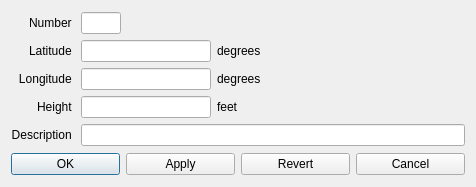
Qt form ground/src/plugins/opmap/opmap_edit_waypoint_dialog.ui (openpilot/OpenPilot) before a commit.
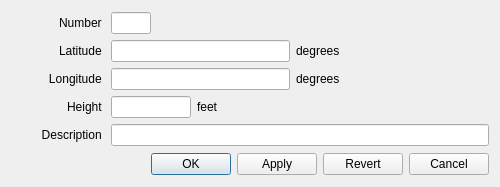
The same form after that commit. Icons and pictures are not drawn.

Patch:
```diff
--- a/ground/src/plugins/opmap/opmap_edit_waypoint_dialog.ui
+++ b/ground/src/plugins/opmap/opmap_edit_waypoint_dialog.ui
@@ -9,7 +9,7 @@
    <rect>
     <x>0</x>
     <y>0</y>
-    <width>476</width>
+    <width>500</width>
     <height>187</height>
    </rect>
   </property>
@@ -19,6 +19,18 @@
     <verstretch>0</verstretch>
    </sizepolicy>
   </property>
+  <property name="minimumSize">
+   <size>
+    <width>500</width>
+    <height>187</height>
+   </size>
+  </property>
+  <property name="maximumSize">
+   <size>
+    <width>500</width>
+    <height>187</height>
+   </size>
+  </property>
   <property name="windowTitle">
    <string>OpenPilot GCS Edit Waypoint</string>
   </property>
@@ -32,21 +44,14 @@
   <layout class="QVBoxLayout" name="verticalLayout">
    <item>
     <layout class="QGridLayout" name="gridLayout">
-     <item row="4" column="0">
-      <widget class="QLabel" name="label_8">
-       <property name="text">
-        <string>Description </string>
-       </property>
-       <property name="alignment">
-        <set>Qt::AlignRight|Qt::AlignTrailing|Qt::AlignVCenter</set>
-       </property>
-      </widget>
-     </item>
-     <item row="4" column="1" colspan="5">
-      <widget class="QLineEdit" name="lineEditDescription"/>
-     </item>
      <item row="0" column="0">
       <widget class="QLabel" name="label_7">
+       <property name="sizePolicy">
+        <sizepolicy hsizetype="Minimum" vsizetype="Preferred">
+         <horstretch>0</horstretch>
+         <verstretch>0</verstretch>
+        </sizepolicy>
+       </property>
        <property name="text">
         <string>Number </string>
        </property>
@@ -55,8 +60,36 @@
        </property>
       </widget>
      </item>
+     <item row="0" column="2">
+      <widget class="QLineEdit" name="lineEditNumber">
+       <property name="sizePolicy">
+        <sizepolicy hsizetype="Fixed" vsizetype="Fixed">
+         <horstretch>0</horstretch>
+         <verstretch>0</verstretch>
+        </sizepolicy>
+       </property>
+       <property name="minimumSize">
+        <size>
+         <width>40</width>
+         <height>0</height>
+        </size>
+       </property>
+       <property name="maximumSize">
+        <size>
+         <width>40</width>
+         <height>16777215</height>
+        </size>
+       </property>
+      </widget>
+     </item>
      <item row="1" column="0">
       <widget class="QLabel" name="label">
+       <property name="sizePolicy">
+        <sizepolicy hsizetype="Minimum" vsizetype="Preferred">
+         <horstretch>0</horstretch>
+         <verstretch>0</verstretch>
+        </sizepolicy>
+       </property>
        <property name="text">
         <string>Latitude </string>
        </property>
@@ -65,8 +98,43 @@
        </property>
       </widget>
      </item>
+     <item row="1" column="2" colspan="2">
+      <widget class="QLineEdit" name="lineEditLatitude">
+       <property name="sizePolicy">
+        <sizepolicy hsizetype="Preferred" vsizetype="Fixed">
+         <horstretch>0</horstretch>
+         <verstretch>0</verstretch>
+        </sizepolicy>
+       </property>
+       <property name="minimumSize">
+        <size>
+         <width>0</width>
+         <height>0</height>
+        </size>
+       </property>
+       <property name="maximumSize">
+        <size>
+         <width>16777215</width>
+         <height>16777215</height>
+        </size>
+       </property>
+      </widget>
+     </item>
+     <item row="1" column="4">
+      <widget class="QLabel" name="label_4">
+       <property name="text">
+        <string>degrees</string>
+       </property>
+      </widget>
+     </item>
      <item row="2" column="0">
       <widget class="QLabel" name="label_2">
+       <property name="sizePolicy">
+        <sizepolicy hsizetype="Minimum" vsizetype="Preferred">
+         <horstretch>0</horstretch>
+         <verstretch>0</verstretch>
+        </sizepolicy>
+       </property>
        <property name="text">
         <string>Longitude </string>
        </property>
@@ -75,8 +143,43 @@
        </property>
       </widget>
      </item>
+     <item row="2" column="2" colspan="2">
+      <widget class="QLineEdit" name="lineEditLongitude">
+       <property name="sizePolicy">
+        <sizepolicy hsizetype="Preferred" vsizetype="Fixed">
+         <horstretch>0</horstretch>
+         <verstretch>0</verstretch>
+        </sizepolicy>
+       </property>
+       <property name="minimumSize">
+        <size>
+         <width>0</width>
+         <height>0</height>
+        </size>
+       </property>
+       <property name="maximumSize">
+        <size>
+         <width>16777215</width>
+         <height>16777215</height>
+        </size>
+       </property>
+      </widget>
+     </item>
+     <item row="2" column="4">
+      <widget class="QLabel" name="label_5">
+       <property name="text">
+        <string>degrees</string>
+       </property>
+      </widget>
+     </item>
      <item row="3" column="0">
       <widget class="QLabel" name="label_3">
+       <property name="sizePolicy">
+        <sizepolicy hsizetype="Minimum" vsizetype="Preferred">
+         <horstretch>0</horstretch>
+         <verstretch>0</verstretch>
+        </sizepolicy>
+       </property>
        <property name="text">
         <string>Height </string>
        </property>
@@ -85,119 +188,71 @@
        </property>
       </widget>
      </item>
-     <item row="0" column="1">
-      <widget class="QLineEdit" name="lineEditNumber">
-       <property name="sizePolicy">
-        <sizepolicy hsizetype="Fixed" vsizetype="Fixed">
-         <horstretch>0</horstretch>
-         <verstretch>0</verstretch>
-        </sizepolicy>
-       </property>
-       <property name="minimumSize">
-        <size>
-         <width>40</width>
-         <height>0</height>
-        </size>
-       </property>
-       <property name="maximumSize">
-        <size>
-         <width>40</width>
-         <height>16777215</height>
-        </size>
-       </property>
-      </widget>
-     </item>
-     <item row="1" column="1">
-      <widget class="QLineEdit" name="lineEditLatitude">
-       <property name="sizePolicy">
-        <sizepolicy hsizetype="Fixed" vsizetype="Fixed">
-         <horstretch>0</horstretch>
-         <verstretch>0</verstretch>
-        </sizepolicy>
-       </property>
-       <property name="minimumSize">
-        <size>
-         <width>130</width>
-         <height>0</height>
-        </size>
-       </property>
-       <property name="maximumSize">
-        <size>
-         <width>130</width>
-         <height>16777215</height>
-        </size>
-       </property>
-      </widget>
-     </item>
-     <item row="2" column="1">
-      <widget class="QLineEdit" name="lineEditLongitude">
-       <property name="sizePolicy">
-        <sizepolicy hsizetype="Fixed" vsizetype="Fixed">
-         <horstretch>0</horstretch>
-         <verstretch>0</verstretch>
-        </sizepolicy>
-       </property>
-       <property name="minimumSize">
-        <size>
-         <width>130</width>
-         <height>0</height>
-        </size>
-       </property>
-       <property name="maximumSize">
-        <size>
-         <width>130</width>
-         <height>16777215</height>
-        </size>
-       </property>
-      </widget>
-     </item>
-     <item row="3" column="1">
-      <widget class="QLineEdit" name="lineEditHeight">
-       <property name="sizePolicy">
-        <sizepolicy hsizetype="Fixed" vsizetype="Fixed">
-         <horstretch>0</horstretch>
-         <verstretch>0</verstretch>
-        </sizepolicy>
-       </property>
-       <property name="minimumSize">
-        <size>
-         <width>130</width>
-         <height>0</height>
-        </size>
-       </property>
-       <property name="maximumSize">
-        <size>
-         <width>130</width>
-         <height>16777215</height>
-        </size>
-       </property>
-      </widget>
-     </item>
-     <item row="1" column="2">
-      <widget class="QLabel" name="label_4">
-       <property name="text">
-        <string>degrees</string>
-       </property>
-      </widget>
-     </item>
-     <item row="2" column="2">
-      <widget class="QLabel" name="label_5">
-       <property name="text">
-        <string>degrees</string>
-       </property>
-      </widget>
-     </item>
      <item row="3" column="2">
+      <widget class="QLineEdit" name="lineEditHeight">
+       <property name="sizePolicy">
+        <sizepolicy hsizetype="Fixed" vsizetype="Fixed">
+         <horstretch>0</horstretch>
+         <verstretch>0</verstretch>
+        </sizepolicy>
+       </property>
+       <property name="minimumSize">
+        <size>
+         <width>80</width>
+         <height>0</height>
+        </size>
+       </property>
+       <property name="maximumSize">
+        <size>
+         <width>80</width>
+         <height>16777215</height>
+        </size>
+       </property>
+      </widget>
+     </item>
+     <item row="3" column="3">
       <widget class="QLabel" name="label_6">
        <property name="text">
         <string>feet</string>
        </property>
       </widget>
      </item>
+     <item row="4" column="0">
+      <widget class="QLabel" name="label_8">
+       <property name="sizePolicy">
+        <sizepolicy hsizetype="Minimum" vsizetype="Preferred">
+         <horstretch>0</horstretch>
+         <verstretch>0</verstretch>
+        </sizepolicy>
+       </property>
+       <property name="text">
+        <string>Description </string>
+       </property>
+       <property name="alignment">
+        <set>Qt::AlignRight|Qt::AlignTrailing|Qt::AlignVCenter</set>
+       </property>
+      </widget>
+     </item>
+     <item row="4" column="2" colspan="4">
+      <widget class="QLineEdit" name="lineEditDescription"/>
+     </item>
     </layout>
    </item>
    <item>
     <layout class="QHBoxLayout" name="horizontalLayout">
+     <item>
+      <spacer name="horizontalSpacer">
+       <property name="orientation">
+        <enum>Qt::Horizontal</enum>
+       </property>
+       <property name="sizeHint" stdset="0">
+        <size>
+         <width>40</width>
+         <height>20</height>
+        </size>
+       </property>
+      </spacer>
+     </item>
      <item>
       <widget class="QPushButton" name="pushButtonOK">
        <property name="text">
```
Left out of the diff: 2 changed lines with no effect on the pictures.
